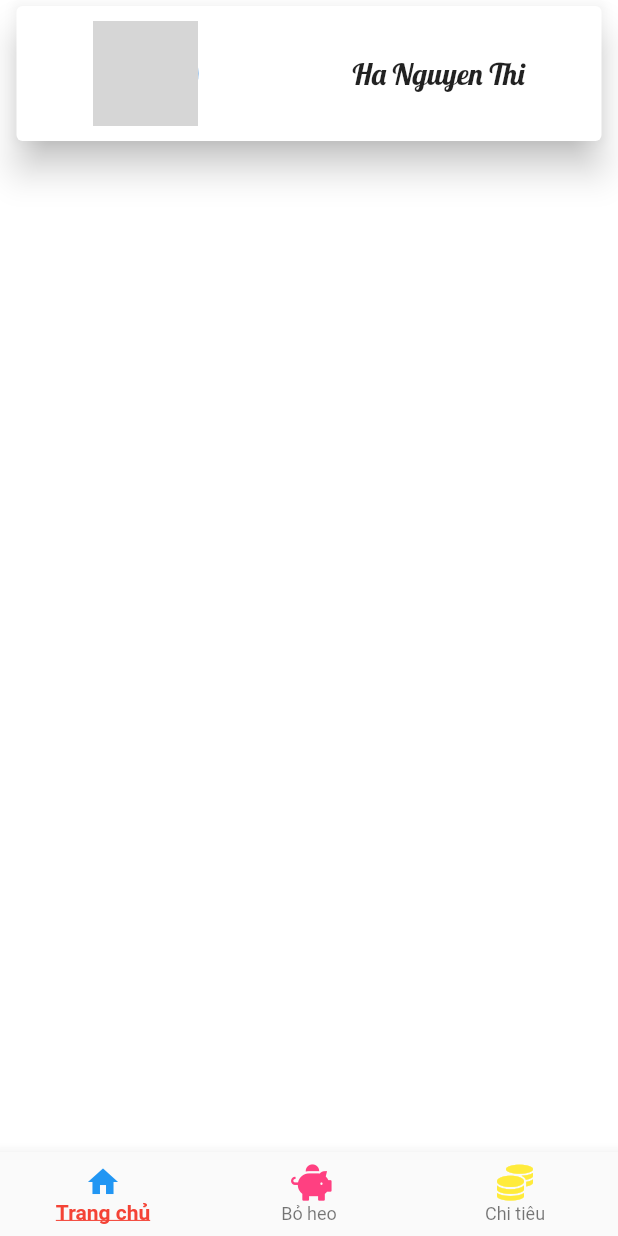
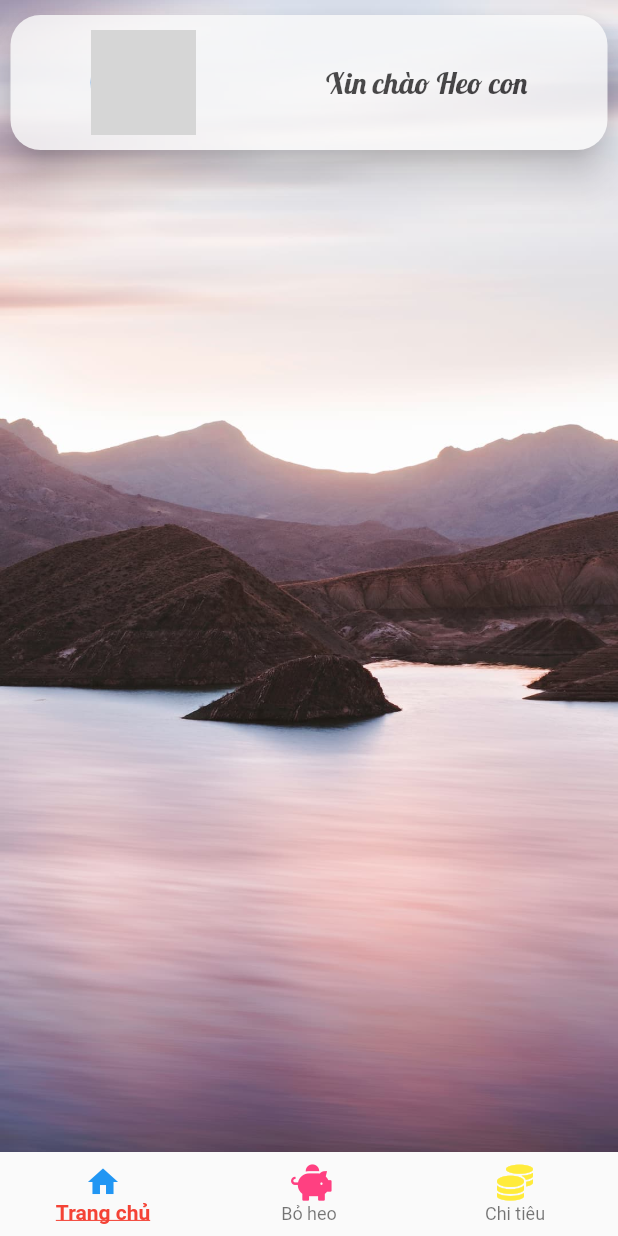
Before and after one commit to leaimy/AppQuanLyChiTieuCaNhan, a Flutter app: the HomeScreen screen opened directly, on a phone screen of 412 x 824 dp. Run offline on Flutter 3.47's test engine with Material 2 defaults, Android fonts, the phone set to English and light mode, and no system bars; our stand-ins replace date_time_picker, font_awesome_flutter; grey boxes are pictures that could not be loaded.

```diff
--- a/quan_ly_chi_tieu_ca_nhan/lib/components/card_avatar.dart
+++ b/quan_ly_chi_tieu_ca_nhan/lib/components/card_avatar.dart
@@ -7,10 +7,11 @@ class CardAvatar extends StatelessWidget {
   Widget build(BuildContext context) {
     int rand = Random().nextInt(10);
 
-    return Card(
+    return Material(
       elevation: 10.0,
+      borderRadius: BorderRadius.circular(20.0),
       child: Padding(
-        padding: const EdgeInsets.symmetric(vertical: 10.0),
+        padding: const EdgeInsets.all(10.0),
         child: Row(
           children: [
             Container(
@@ -21,7 +22,7 @@ class CardAvatar extends StatelessWidget {
               ),
             ),
             Text(
-              'Ha Nguyen Thi',
+              'Xin chào Heo con',
               style: TextStyle(
                 fontSize: 20.0,
                 fontFamily: 'Lobster',
--- a/quan_ly_chi_tieu_ca_nhan/lib/main.dart
+++ b/quan_ly_chi_tieu_ca_nhan/lib/main.dart
@@ -2,6 +2,7 @@ import 'package:flutter/material.dart';
 import 'package:quan_ly_chi_tieu_ca_nhan/screens/home_page.dart';
 
 import 'package:quan_ly_chi_tieu_ca_nhan/screens/login_screen.dart';
+import 'package:quan_ly_chi_tieu_ca_nhan/screens/sign_in_screen.dart';
 
 void main() {
   runApp(App());
@@ -11,7 +12,7 @@ class App extends StatelessWidget {
   @override
   Widget build(BuildContext context) {
     return MaterialApp(
-      home: HomeScreen(),
+      home: LoginScreen(),
     );
   }
 }
--- a/quan_ly_chi_tieu_ca_nhan/lib/screens/home_page.dart
+++ b/quan_ly_chi_tieu_ca_nhan/lib/screens/home_page.dart
@@ -1,6 +1,5 @@
 import 'package:flutter/material.dart';
 import 'package:quan_ly_chi_tieu_ca_nhan/components/bottom_navigator.dart';
-import 'package:quan_ly_chi_tieu_ca_nhan/components/card_ThongKeItem.dart';
 import 'package:quan_ly_chi_tieu_ca_nhan/components/card_avatar.dart';
 
 class HomeScreen extends StatelessWidget {
@@ -13,11 +12,16 @@ class HomeScreen extends StatelessWidget {
     return Scaffold(
       body: SafeArea(
         child: Container(
-          color: Colors.white,
-          padding: EdgeInsets.symmetric(horizontal: 7.0),
+          padding: EdgeInsets.symmetric(horizontal: 7.0, vertical: 10.0),
+          decoration: BoxDecoration(
+            image: DecorationImage(
+              image: AssetImage("images/background.jpg"),
+              fit: BoxFit.cover,
+            ),
+          ),
           child: Column(
             children: [
-              CardAvatar(),
+              Opacity(opacity: 0.8, child: CardAvatar()),
             ],
           ),
         ),
```
Also changed, not shown: quan_ly_chi_tieu_ca_nhan/lib/components/bottom_navigator.dart (+20 -1 lines), quan_ly_chi_tieu_ca_nhan/lib/components/muctieu_Item.dart (+12 -4 lines), quan_ly_chi_tieu_ca_nhan/lib/screens/login_screen.dart (+14 -2 lines), quan_ly_chi_tieu_ca_nhan/lib/screens/sign_in_screen.dart (+8 -1 lines), quan_ly_chi_tieu_ca_nhan/lib/screens/sign_up_screen.dart (+8 -1 lines), quan_ly_chi_tieu_ca_nhan/lib/screens/them_muc_tieu_screen.dart (+3 -4 lines), quan_ly_chi_tieu_ca_nhan/lib/screens/tietkiem_screen.dart (+26 -3 lines).
